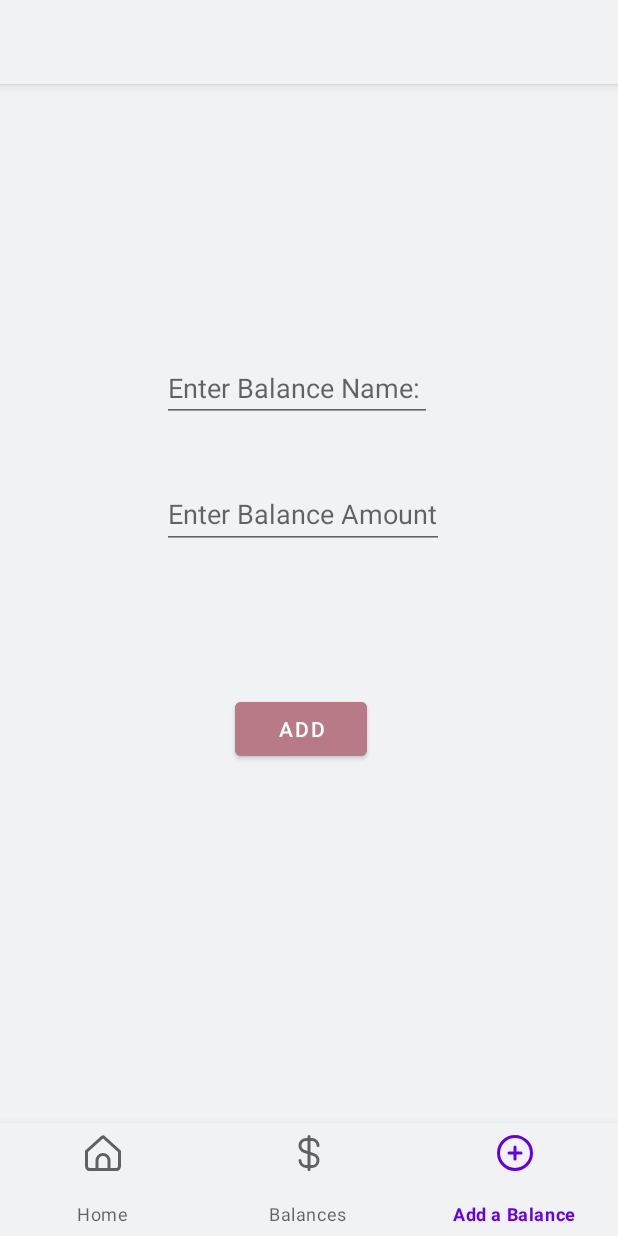
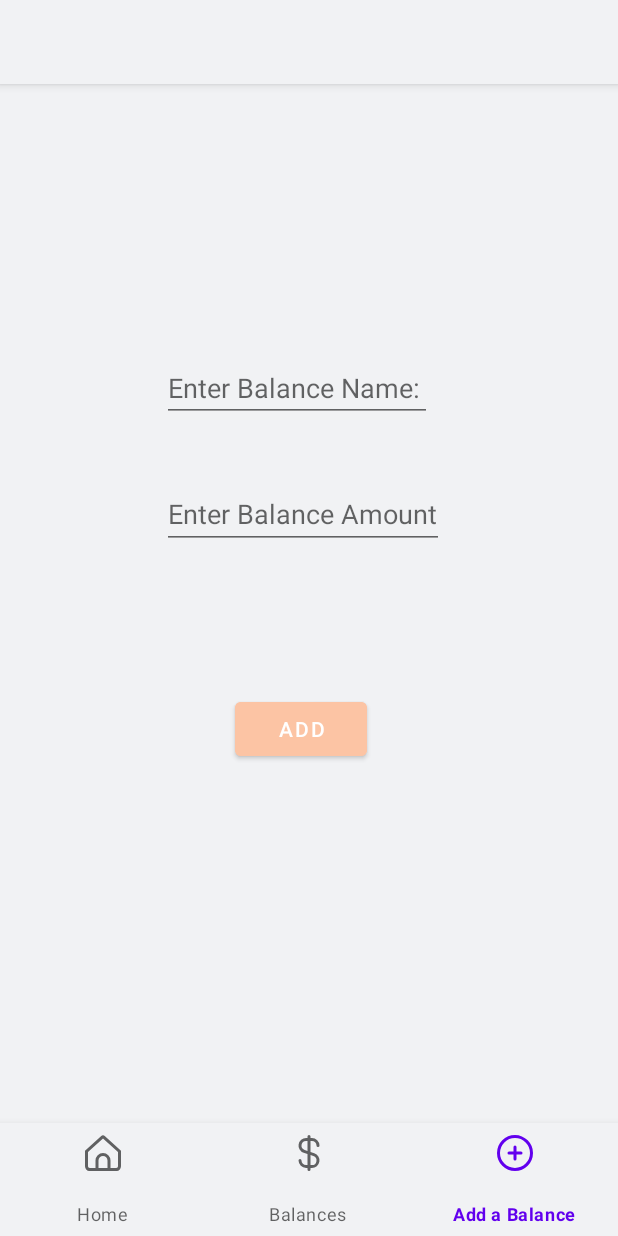
Before and after one commit to ouroboros-t/justbalanceapp, an Android app: the screen it shows after launch (MainActivity), item 3 of the bottom bar chosen, on a phone screen of 412 x 824 dp. Run offline under Robolectric (Android 15) with nearby library versions, the phone set to English and light mode, and no system bars; our stand-ins replace Room's generated code, data binding, navigation-ui.

Commit message:
Changed colors. Imported trash icon

```diff
--- a/justbalanceappv2/app/src/main/java/com/pg/justbalance/MainActivity.kt
+++ b/justbalanceappv2/app/src/main/java/com/pg/justbalance/MainActivity.kt
@@ -28,12 +28,12 @@ class MainActivity : AppCompatActivity() {
                     ColorDrawable(
                         ContextCompat.getColor(
                             this,
-                            R.color.light_blue
+                            R.color.slate_blue
                         )
                     )
                 )
                 supportActionBar?.setTitle("")
-                bottomNav.setBackgroundColor(ContextCompat.getColor(this,R.color.light_blue))
+                bottomNav.setBackgroundColor(ContextCompat.getColor(this,R.color.slate_blue))
 
             }
 
--- a/justbalanceappv2/app/src/main/res/values/colors.xml
+++ b/justbalanceappv2/app/src/main/res/values/colors.xml
@@ -20,4 +20,8 @@
     <color name="light_blue">#31A5C8</color>
     <color name="off_white">#F1F2F4</color>
 
+
+
+    <color name="slate_blue">#647e90</color>
+    <color name="peach">#fcc4a4</color>
 </resources>
--- a/justbalanceappv2/app/src/main/res/values/styles.xml
+++ b/justbalanceappv2/app/src/main/res/values/styles.xml
@@ -10,7 +10,7 @@
         <item name="iconColor">#31A5C8</item>
         <item name="errorTextColor">#CD2026</item>
         <item name="android:background">?attr/bgColor</item>
-        <item name="buttonColor">#B87A86</item>
+        <item name="buttonColor">#fcc4a4</item>
     </style>
 
 
@@ -18,11 +18,11 @@
     <style name="DarkTheme" parent="Theme.MaterialComponents.DayNight.DarkActionBar">
         <item name="text">#F4EF79</item>
         <item name="metaTextColor">#ffffff</item>
-        <item name="bgColor">#31A5C8</item>
-        <item name="bottomNavColor">#31A5C8</item>
+        <item name="bgColor">#647e90</item>
+        <item name="bottomNavColor">#647e90</item>
         <item name="iconColor">#292163</item>
         <item name="errorTextColor">#CD2026</item>
         <item name="android:background">?attr/bgColor</item>
-        <item name="buttonColor">#B87A86</item>
+        <item name="buttonColor">#fcc4a4</item>
     </style>
 </resources>
```
Also changed, not shown: justbalanceappv2/app/src/main/res/drawable/trash.xml (added, +21 -0 lines), justbalanceappv2/app/src/main/res/layout/balance_layout.xml (+7 -5 lines).
